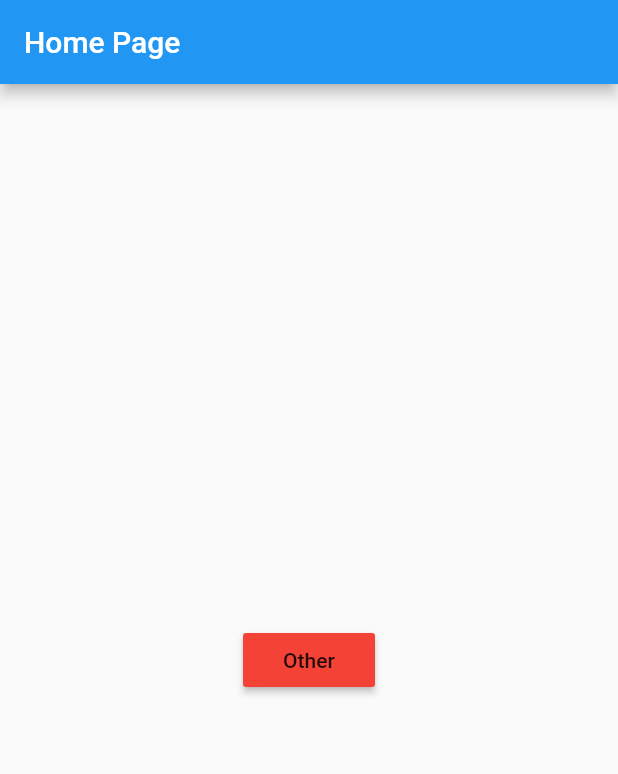
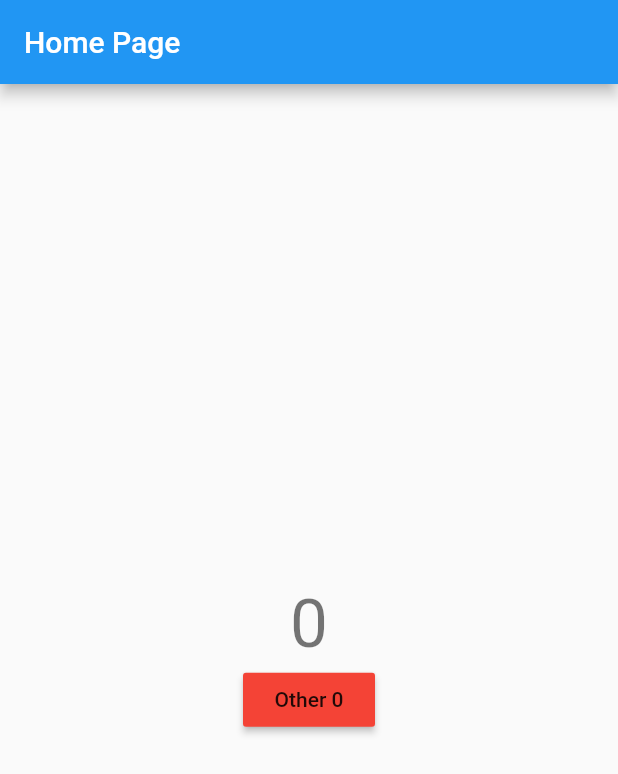
Before and after one commit to axiydev/navigation_basics, a Flutter app: the screen it shows after launch, on a phone screen of 412 x 824 dp. Shown: the top 774 px of the screen. Run offline on Flutter 3.47's test engine with Material 2 defaults, Android fonts, the phone set to English and light mode, and no system bars.

Commit message:
getback data

```diff
--- a/lib/pages/home/home_page.dart
+++ b/lib/pages/home/home_page.dart
@@ -10,6 +10,7 @@ class HomePage extends StatefulWidget {
 }
 
 class _HomePageState extends State<HomePage> {
+  int? data = 0;
   @override
   Widget build(BuildContext context) {
     return Scaffold(
@@ -17,15 +18,25 @@ class _HomePageState extends State<HomePage> {
         title: const Text('Home Page'),
       ),
       body: Center(
-        child: MaterialButton(
-          onPressed: () {
-            Navigator.of(context).push(MaterialPageRoute(
-                builder: (context) => const OtherPage(
-                      data: 456,
-                    )));
-          },
-          color: Colors.red,
-          child: const Text('Other'),
+        child: Column(
+          mainAxisSize: MainAxisSize.min,
+          children: [
+            Text(
+              data.toString(),
+              style: Theme.of(context).textTheme.headline3,
+            ),
+            MaterialButton(
+              onPressed: () async {
+                data = await Navigator.of(context).push(MaterialPageRoute(
+                    builder: (context) => const OtherPage(
+                          data: 456,
+                        )));
+                setState(() {});
+              },
+              color: Colors.red,
+              child: Text('Other $data'),
+            ),
+          ],
         ),
       ),
     );
--- a/lib/pages/other/other_page.dart
+++ b/lib/pages/other/other_page.dart
@@ -16,6 +16,12 @@ class _OtherPageState extends State<OtherPage> {
     return Scaffold(
       appBar: AppBar(
         title: const Text('Other Page'),
+        leading: IconButton(
+          icon: const Icon(Icons.arrow_back),
+          onPressed: () {
+            Navigator.of(context).pop(widget.data);
+          },
+        ),
       ),
       body: Center(
         child: Column(
```
